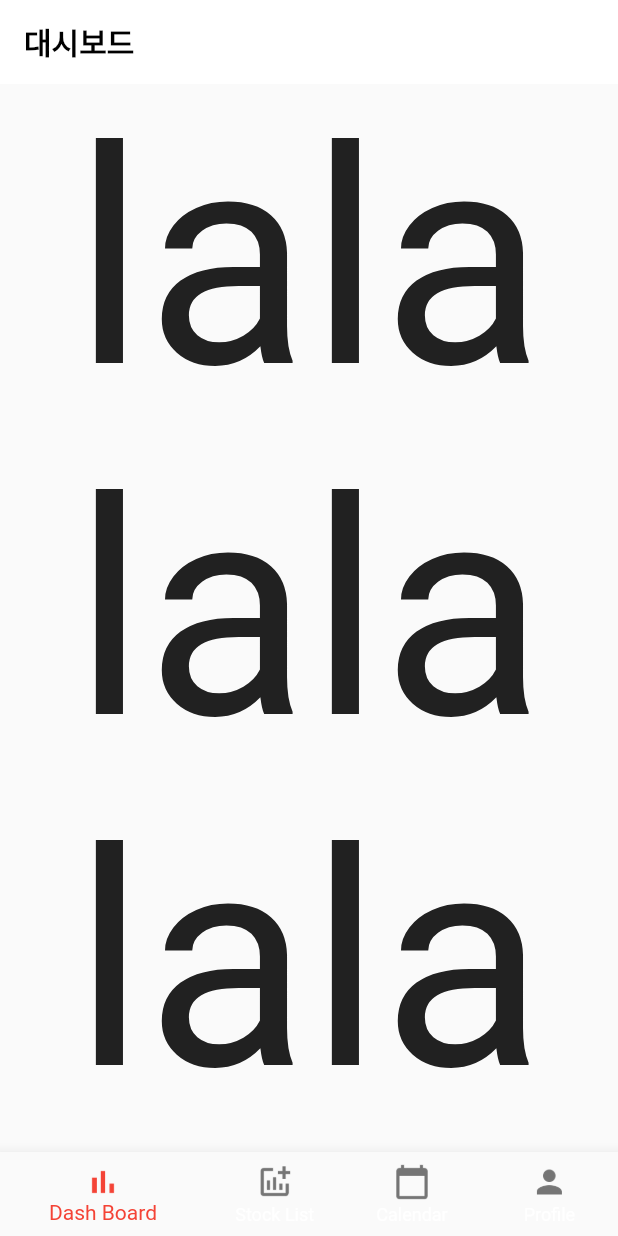
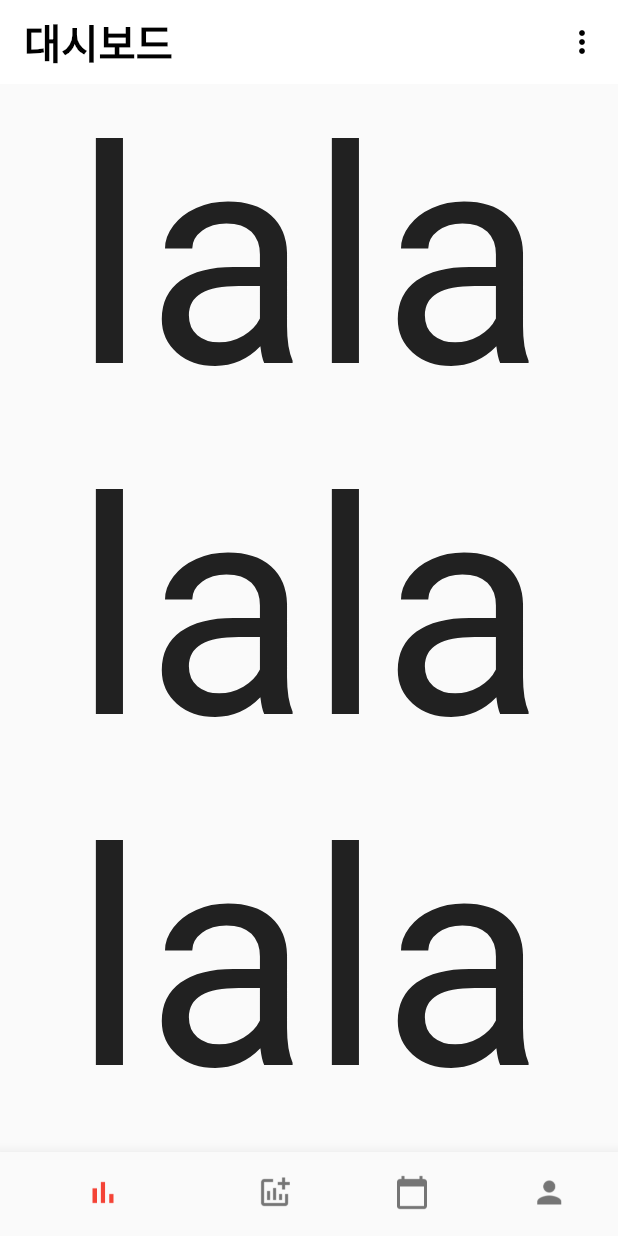
Before and after one commit to monthlyteam/monthly, a Flutter app: the screen it shows after launch, on a phone screen of 412 x 824 dp. Run offline on Flutter 3.47's test engine with Material 2 defaults, Android fonts, the phone set to English and light mode, and no system bars; Roboto replaces fonts that are missing (NanumGothic).

Commit message:
Change font, bottombar's title and appbar's icon

```diff
--- a/monthly/lib/main.dart
+++ b/monthly/lib/main.dart
@@ -11,7 +11,7 @@ class MyApp extends StatelessWidget {
     return MaterialApp(
       debugShowCheckedModeBanner: false,
       title: 'Flutter Demo',
-      theme: ThemeData(),
+      theme: ThemeData(fontFamily: 'NanumGothic'),
       home: DashBoard(),
     );
   }
@@ -37,13 +37,25 @@ class _DashBoardState extends State<DashBoard> {
         child: CustomScrollView(
           slivers: <Widget>[
             SliverAppBar(
+              centerTitle: false,
+              actions: <Widget>[
+                new IconButton(
+                  icon: new Icon(
+                    Icons.more_vert,
+                    color: Colors.black,
+                    size: 24,
+                  ),
+                  tooltip: 'more',
+                  onPressed: () => {},
+                ),
+              ],
               elevation: 0.0,
               title: Text(
                 "대시보드",
                 style: TextStyle(
-                  color: Colors.black,
-                  fontWeight: FontWeight.bold,
-                ),
+                    color: Colors.black,
+                    fontWeight: FontWeight.bold,
+                    fontSize: 27),
               ),
               floating: true,
               backgroundColor: Colors.white,
@@ -77,54 +89,39 @@ class _DashBoardState extends State<DashBoard> {
           new BottomNavigationBarItem(
             icon: new Image.asset(
               'icons/bar_chart.png',
-              height: 25.0,
+              height: 24.0,
               color: _selectedIndex == 0 ? Colors.red : Colors.grey[600],
             ),
-            title: Text(
-              "Dash Board",
-              style: TextStyle(
-                  color: _selectedIndex == 0 ? Colors.red : Colors.grey[600]),
-            ),
+            title: Text("Dash Board"),
           ),
           new BottomNavigationBarItem(
             icon: new Image.asset(
               'icons/addchart.png',
-              height: 25.0,
+              height: 24.0,
               color: _selectedIndex == 1 ? Colors.red : Colors.grey[600],
             ),
-            title: Text(
-              "Stock List",
-              style: TextStyle(
-                  color: _selectedIndex == 1 ? Colors.red : Colors.grey[600]),
-            ),
+            title: Text("Stock List"),
           ),
           new BottomNavigationBarItem(
             icon: new Image.asset(
               'icons/calendar.png',
-              height: 25.0,
+              height: 24.0,
               color: _selectedIndex == 2 ? Colors.red : Colors.grey[600],
             ),
-            title: Text(
-              "Calendar",
-              style: TextStyle(
-                  color: _selectedIndex == 2 ? Colors.red : Colors.grey[600]),
-            ),
+            title: Text("Calendar"),
           ),
           new BottomNavigationBarItem(
             icon: new Image.asset(
               'icons/person.png',
-              height: 25.0,
+              height: 24.0,
               color: _selectedIndex == 3 ? Colors.red : Colors.grey[600],
             ),
-            title: Text(
-              "Profile",
-              style: TextStyle(
-                  color: _selectedIndex == 3 ? Colors.red : Colors.grey[600]),
-            ),
+            title: Text("Profile"),
           ),
         ],
         currentIndex: _selectedIndex,
-        showUnselectedLabels: true,
+        showSelectedLabels: false,
+        showUnselectedLabels: false,
         selectedItemColor: Colors.red,
         onTap: _onItemTapped,
       ),
```
Also changed, not shown: monthly/pubspec.yaml (+9 -6 lines), 3 other files.
